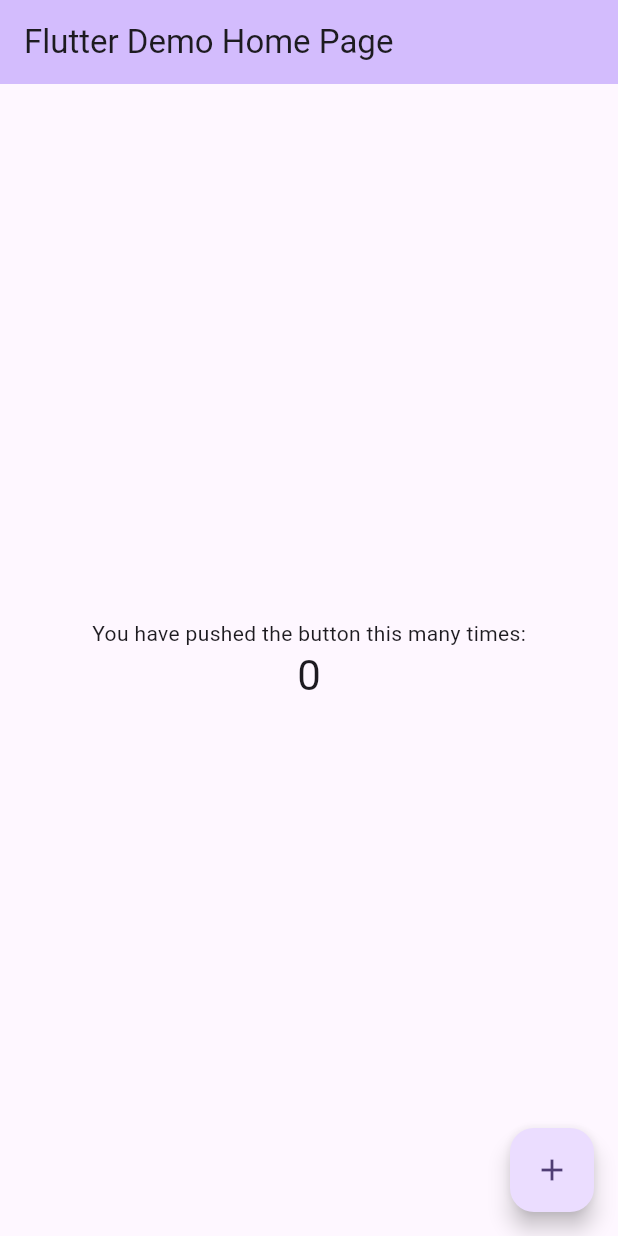
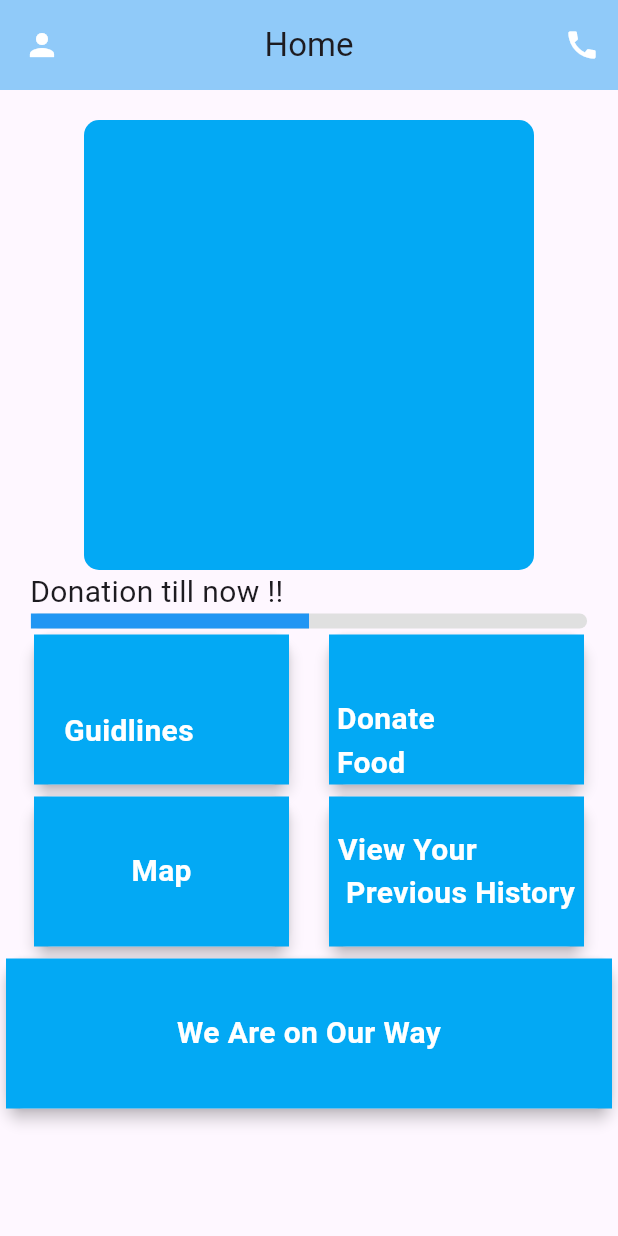
Before and after one commit to gaurav0330/NGO-Food-App, a Flutter app: the screen it shows after launch, on a phone screen of 412 x 824 dp. Run offline on Flutter 3.47's test engine with Material 3 defaults, Android fonts, the phone set to English and light mode, and no system bars.

Commit message:
Firebase Setup done

```diff
--- a/lib/main.dart
+++ b/lib/main.dart
@@ -1,4 +1,5 @@
 import 'package:flutter/material.dart';
+import 'package:ngo/screen/home.dart';
 
 void main() {
   runApp(const MyApp());
@@ -16,81 +17,7 @@ class MyApp extends StatelessWidget {
         colorScheme: ColorScheme.fromSeed(seedColor: Colors.deepPurple),
         useMaterial3: true,
       ),
-      home: const MyHomePage(title: 'Flutter Demo Home Page'),
+      home: const HomeActivity(),
     );
   }
 }
-
-class MyHomePage extends StatefulWidget {
-  const MyHomePage({super.key, required this.title});
-
-  final String title;
-
-  @override
-  State<MyHomePage> createState() => _MyHomePageState();
-}
-
-class _MyHomePageState extends State<MyHomePage> {
-  int _counter = 0;
-
-  void _incrementCounter() {
-    setState(() {
-      _counter++;
-    });
-  }
-
-  @override
-  Widget build(BuildContext context) {
-    // This method is rerun every time setState is called, for instance as done
-    // by the _incrementCounter method above.
-    //
-    // The Flutter framework has been optimized to make rerunning build methods
-    // fast, so that you can just rebuild anything that needs updating rather
-    // than having to individually change instances of widgets.
-    return Scaffold(
-      appBar: AppBar(
-        // TRY THIS: Try changing the color here to a specific color (to
-        // Colors.amber, perhaps?) and trigger a hot reload to see the AppBar
-        // change color while the other colors stay the same.
-        backgroundColor: Theme.of(context).colorScheme.inversePrimary,
-        // Here we take the value from the MyHomePage object that was created by
-        // the App.build method, and use it to set our appbar title.
-        title: Text(widget.title),
-      ),
-      body: Center(
-        // Center is a layout widget. It takes a single child and positions it
-        // in the middle of the parent.
-        child: Column(
-          // Column is also a layout widget. It takes a list of children and
-          // arranges them vertically. By default, it sizes itself to fit its
-          // children horizontally, and tries to be as tall as its parent.
-          //
-          // Column has various properties to control how it sizes itself and
-          // how it positions its children. Here we use mainAxisAlignment to
-          // center the children vertically; the main axis here is the vertical
-          // axis because Columns are vertical (the cross axis would be
-          // horizontal).
-          //
-          // TRY THIS: Invoke "debug painting" (choose the "Toggle Debug Paint"
-          // action in the IDE, or press "p" in the console), to see the
-          // wireframe for each widget.
-          mainAxisAlignment: MainAxisAlignment.center,
-          children: <Widget>[
-            const Text(
-              'You have pushed the button this many times:',
-            ),
-            Text(
-              '$_counter',
-              style: Theme.of(context).textTheme.headlineMedium,
-            ),
-          ],
-        ),
-      ),
-      floatingActionButton: FloatingActionButton(
-        onPressed: _incrementCounter,
-        tooltip: 'Increment',
-        child: const Icon(Icons.add),
-      ), // This trailing comma makes auto-formatting nicer for build methods.
-    );
-  }
-}
--- a/lib/model/user/event_org.dart
+++ b/lib/model/user/event_org.dart
@@ -1,9 +1,9 @@
 class EventOrg {
-  String _name;
-  String _location;
-  String _phone;
-  String _email;
-  var _donation;
+  final String name;
+  final String location;
+  final String phone;
+  final String email;
+  final List donation;
+  EventOrg({required this.name, required this.location, required this.phone, required this.email, required this.donation});
 
-  EventOrg(this._name, this._location, this._phone, this._email, this._donation);
 }
--- a/lib/model/user/food.dart
+++ b/lib/model/user/food.dart
@@ -1,7 +1,4 @@
 class Food{
-  String _name;
-  DateTime _time;
-
-  Food(this._name, this._time);
-
+  late String _name;
+  late DateTime _time;
 }
--- /dev/null
+++ b/lib/model/user/orphanage.dart
@@ -0,0 +1,3 @@
+class Orphanage{
+
+}
--- a/lib/screen/home.dart
+++ b/lib/screen/home.dart
@@ -0,0 +1,302 @@
+import 'package:flutter/material.dart';
+
+class HomeActivity extends StatefulWidget {
+  const HomeActivity({super.key});
+
+  @override
+  State<HomeActivity> createState() => _HomeActivityState();
+}
+
+class _HomeActivityState extends State<HomeActivity> {
+
+  @override
+  Widget build(BuildContext context) {
+
+    return Scaffold(
+
+      appBar: AppBar(
+        backgroundColor: Colors.blue.shade200,
+        toolbarHeight: 60,
+        elevation: 0.0,
+        centerTitle: true,
+        leading:IconButton(
+              icon: const Icon(Icons.person,color: Colors.white),
+              onPressed: () {
+                // Add your left button functionality here
+              },
+        ),
+        title: Text('Home'),
+        actions: [
+        IconButton(
+            icon: const Icon(Icons.call),
+            onPressed: () {
+              // Add your right button functionality here
+            },
+            color: Colors.white,
+          ),
+        ],
+      ),
+       body: SafeArea(
+        child: SingleChildScrollView(
+          child: Column(
+            mainAxisAlignment: MainAxisAlignment.spaceEvenly,
+            mainAxisSize: MainAxisSize.max,
+            children: [
+              SizedBox(height: 20,),
+              Center(
+                child: Container(
+                  width: 300,
+                  height: 300,
+                  decoration: BoxDecoration(
+                      borderRadius: BorderRadius.circular(10),
+                      color: Colors.lightBlue
+                    // image: DecorationImage(
+                    //   // image: AssetImage('assets/image.jpg'), // Path to your image asset
+                    //   fit: BoxFit.cover,
+                    // ),
+                  ),
+                ),
+              ),
+              const Padding(
+                padding: EdgeInsets.only(left: 20),
+                child: Align(
+                  alignment: Alignment.centerLeft,
+                  child: Text(
+                    "Donation till now !!",
+                    style: TextStyle(
+                      fontSize: 20,
+                    ),
+                  ),
+                ),
+              ),
+              Container(
+                width: MediaQuery.of(context).size.width * 0.9,
+                height: 10, // Adjust the height as needed
+                decoration: BoxDecoration(
+                  borderRadius: BorderRadius.circular(10), // Make edges round
+                  color: Colors.grey[300], // Background color of the container
+                ),
+                child: const LinearProgressIndicator(
+                  value: 0.5, // 50% progress
+                  valueColor: AlwaysStoppedAnimation<Color>(Colors.blue), // Custom color
+                  backgroundColor: Colors.transparent, // Make background transparent to see container's background color
+                ),
+              ),
+              Row(
+                mainAxisAlignment: MainAxisAlignment.spaceEvenly,
+                children: [
+
+                  Card(
+                    elevation: 4, // Adds a shadow to the card
+                    child: Container(
+                      width: 170,
+                      height: 100,
+                      decoration: const BoxDecoration(
+                          color: Colors.lightBlue
+                        // image: DecorationImage(
+                        // image: AssetImage('assets/background_image.jpg'), // Path to your background image asset
+                        // fit: BoxFit.cover,
+                        // ),
+                      ),
+                      child: const Padding(
+                        padding: EdgeInsets.only(left: 20, right: 20, top: 50),
+                        child: Text(
+                          'Guidlines', // Text to be displayed over the background image
+                          style: TextStyle(
+                            color: Colors.white,
+                            fontSize: 20,
+                            fontWeight: FontWeight.bold,
+                          ),
+                        ),
+                      ),
+                    ),
+                  ),
+                  Card(
+                    elevation: 4, // Adds a shadow to the card
+                    child: Container(
+                      width: 170,
+                      height: 100,
+                      decoration: const BoxDecoration(
+                          color: Colors.lightBlue
+                        // image: DecorationImage(
+                        // image: AssetImage('assets/background_image.jpg'), // Path to your background image asset
+                        // fit: BoxFit.cover,
+                        // ),
+                      ),
+                      child: const Align(
+                        alignment: Alignment.bottomLeft,
+                        child: Text(
+                          ' Donate\n Food', // Text to be displayed over the background image
+                          style: TextStyle(
+                            color: Colors.white,
+                            fontSize: 20,
+                            fontWeight: FontWeight.bold,
+                          ),
+                        ),
+                      ),
+                    ),
+                  ),
+                ],
+
+              ),
+              Center(
+                child: Row(
+                  mainAxisAlignment: MainAxisAlignment.spaceEvenly,
+                  children: [
+                    Card(
+                      elevation: 4, // Adds a shadow to the card
+                      child: Container(
+                        width: 170,
+                        height: 100,
+                        decoration: const BoxDecoration(
+                            color: Colors.lightBlue
+                          // image: DecorationImage(
+                          // image: AssetImage('assets/background_image.jpg'), // Path to your background image asset
+                          // fit: BoxFit.cover,
+                          // ),
+                        ),
+                        child: const Center(
+                          child: Text(
+                            'Map', // Text to be displayed over the background image
+                            style: TextStyle(
+                              color: Colors.white,
+                              fontSize: 20,
+                              fontWeight: FontWeight.bold,
+                            ),
+                          ),
+                        ),
+                      ),
+                    ),
+                    Card(
+                      elevation: 4, // Adds a shadow to the card
+                      child: Container(
+                        width: 170,
+                        height: 100,
+                        decoration: const BoxDecoration(
+                            color: Colors.lightBlue
+                          // image: DecorationImage(
+                          // image: AssetImage('assets/background_image.jpg'), // Path to your background image asset
+                          // fit: BoxFit.cover,
+                          // ),
+                        ),
+                        child: const Center(
+                          child: Text(
+                            'View Your\n Previous History', // Text to be displayed over the background image
+                            style: TextStyle(
+                              color: Colors.white,
+                              fontSize: 20,
+                              fontWeight: FontWeight.bold,
+                            ),
+                          ),
+                        ),
+                      ),
+                    ),
+                  ],
+
+                ),
+              ),
+              Card(
+                elevation: 4, // Adds a shadow to the card
+                child: Container(
+                  width: double.maxFinite,
+                  height: 100,
+                  decoration: const BoxDecoration(
+                      color: Colors.lightBlue
+                    // image: DecorationImage(
+                    // image: AssetImage('assets/background_image.jpg'), // Path to your background image asset
+                    // fit: BoxFit.cover,
+                    // ),
+                  ),
+                  child: const Center(
+                    child: Text(
+                      'We Are on Our Way', // Text to be displayed over the background image
+                      style: TextStyle(
+                        color: Colors.white,
+                        fontSize: 20,
+                        fontWeight: FontWeight.bold,
+                      ),
+                    ),
+                  ),
+                ),
+              ),
+            ],
+          ),
+        ),
+      ),
+    );
+  }
+}
+
+class CustomAppBar extends StatelessWidget implements PreferredSizeWidget {
+  final double appBarHeight;
+  final Widget leftButton;
+  final Widget rightButton;
+
+  const CustomAppBar({super.key,
+    required this.appBarHeight,
+    required this.leftButton,
+    required this.rightButton,
+  });
+
+  @override
+  Widget build(BuildContext context) {
+    return Container(
+      height: appBarHeight,
+      color: Colors.blue, // Customize app bar color as needed
+      child: Row(
+        mainAxisAlignment: MainAxisAlignment.spaceBetween,
+        children: [
+          Padding(
+            padding: const EdgeInsets.only(left: 8.0),
+            child: leftButton,
+          ),
+          Padding(
+            padding: const EdgeInsets.only(right: 8.0),
+            child: rightButton,
+          ),
+        ],
+      ),
+    );
+  }
+
+  @override
+  Size get preferredSize => Size.fromHeight(appBarHeight);
+}
+
+class CustomCard extends StatelessWidget{
+  final double elevation;
+  final double width;
+  final double height;
+  late  Colors colors;
+
+
+  CustomCard( this.colors ,{ required this.elevation, required this.width, required this.height});
+
+  @override
+  Widget build(BuildContext context) {
+   return Card(
+     elevation: 4, // Adds a shadow to the card
+     child: Container(
+       width: width,
+       height: height,
+       decoration: BoxDecoration(
+         color: colors,
+         // image: DecorationImage(
+         // image: AssetImage('assets/background_image.jpg'), // Path to your background image asset
+         // fit: BoxFit.cover,
+         // ),
+       ),
+       child: const Center(
+         child: Text(
+           'We Are on Our Way', // Text to be displayed over the background image
+           style: TextStyle(
+             color: Colors.white,
+             fontSize: 20,
+             fontWeight: FontWeight.bold,
+           ),
+         ),
+       ),
+     ),
+   );
+  }
+}
```
Also changed, not shown: 2 other files.
